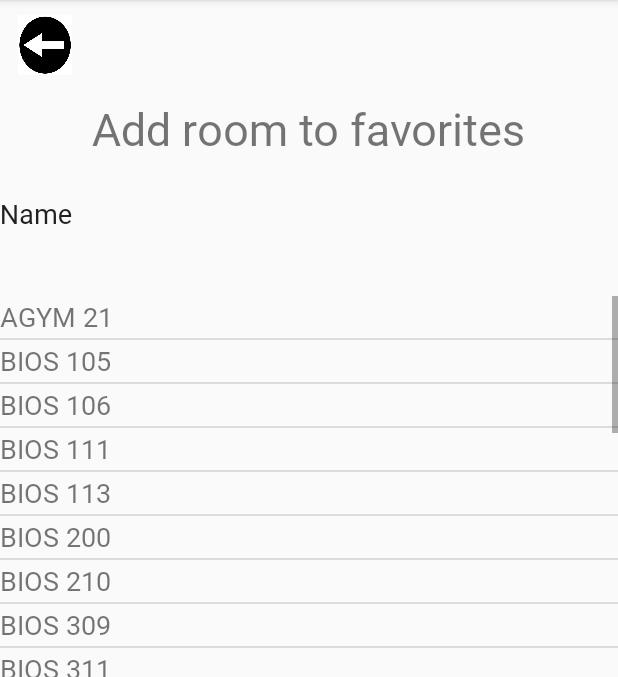
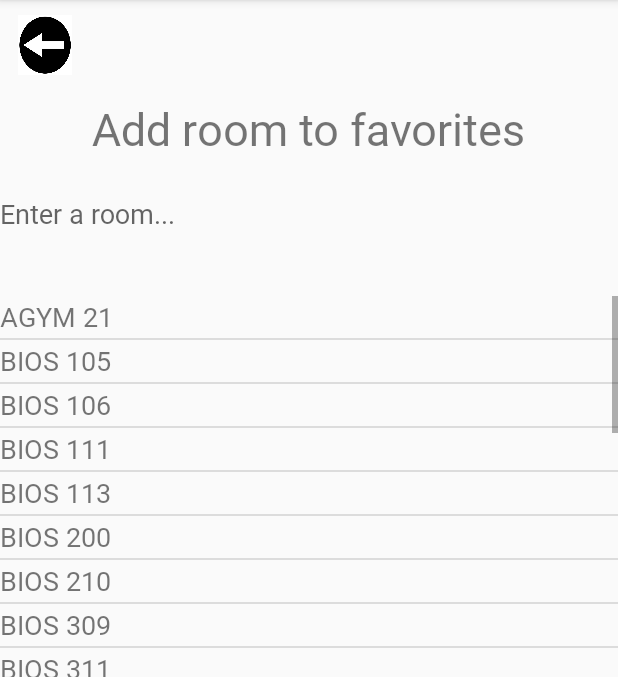
Before and after one commit to crzeller11/RoomFndr, an Android app: the FavoriteAddActivity screen opened directly, with no data from a screen before it, on a phone screen of 412 x 824 dp, the part 84-761 px from its top. Run offline under Robolectric (Android 15) with nearby library versions, the phone set to English and light mode, and no system bars.

Commit message:
small bug fixes

```diff
--- a/app/src/main/java/com/example/chloerainezeller/roomfndr/dbHelper.java
+++ b/app/src/main/java/com/example/chloerainezeller/roomfndr/dbHelper.java
@@ -9,11 +9,9 @@ import android.database.sqlite.SQLiteOpenHelper;
 
 public class dbHelper extends SQLiteOpenHelper{
 
-
+    // name the table and columns
     public static final String DATABASE_NAME = "Student.db";
-    // name the table
     public static final String TABLE_NAME = "student_table";
-    // create the column names
     public static final String COL_1 = "ID";
     public static final String COL_2 = "FIRSTNAME";
 
--- a/app/src/main/res/layout/add_to_favorites_activity.xml
+++ b/app/src/main/res/layout/add_to_favorites_activity.xml
@@ -27,8 +27,7 @@
         android:fontFamily="@font/main_light"
         android:hint="@string/hint"
         android:inputType="textPersonName"
-        android:background="@android:color/transparent"
-        android:text="Name" />
+        android:background="@android:color/transparent" />
 
     <ListView
         android:id="@+id/favoritesListView"
```
Also changed, not shown: app/src/main/java/com/example/chloerainezeller/roomfndr/FavoritesActivity.java (+17 -2 lines).
